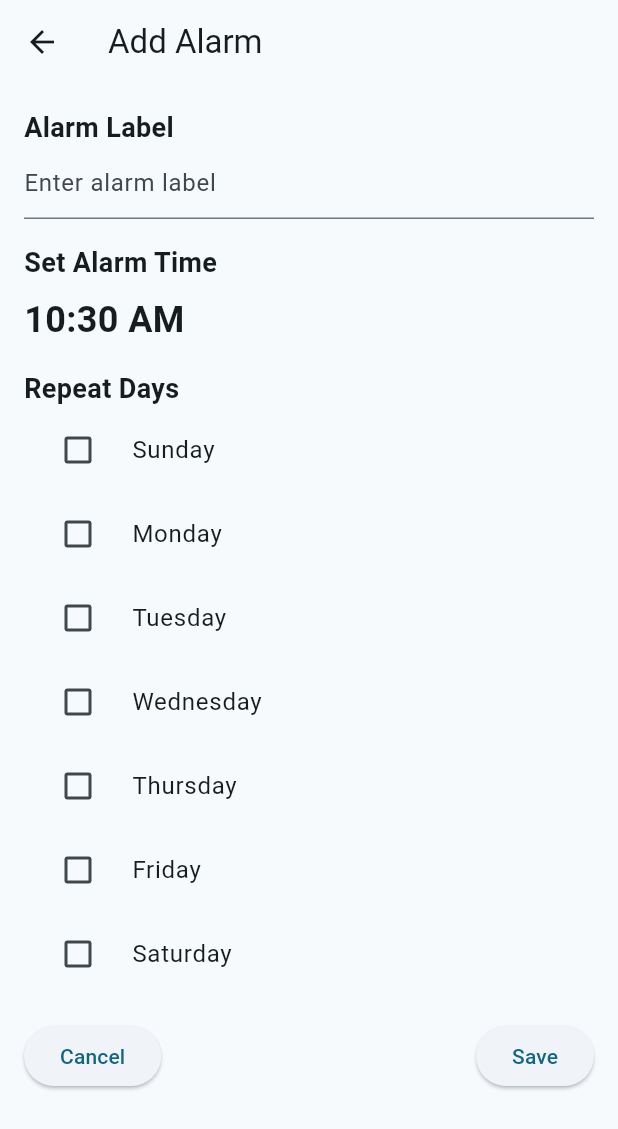
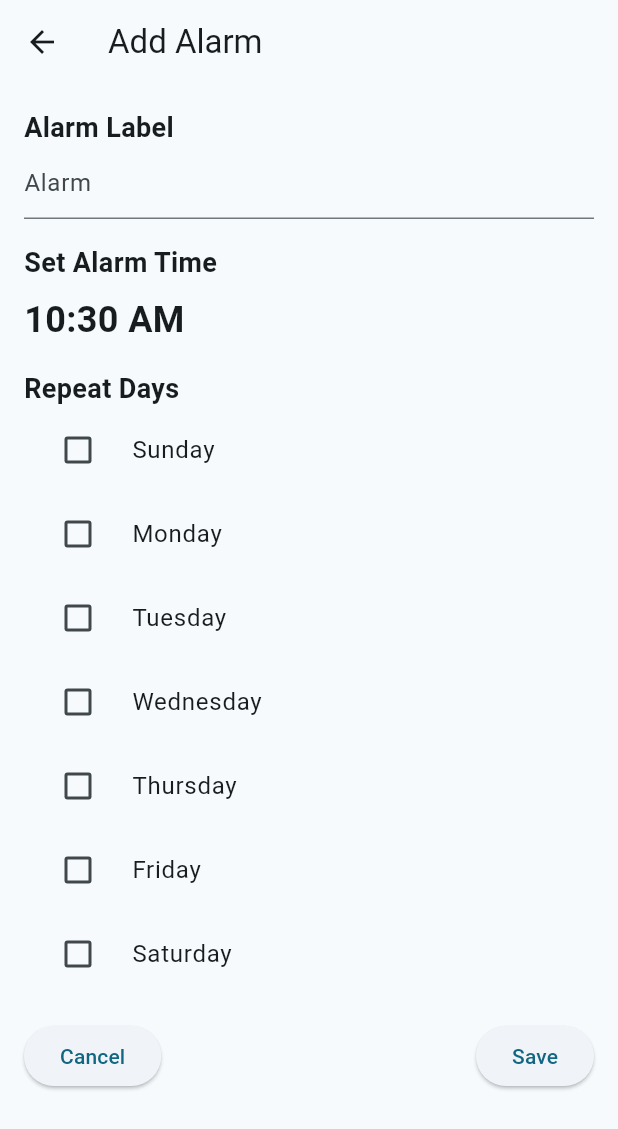
Before and after one commit to GianDMarquez/sleepybuddy, a Flutter app: the AddAlarmPage screen opened directly, on a phone screen of 412 x 824 dp. Shown: the top 1129 px of the screen. Run offline on Flutter 3.47's test engine with Material 3 defaults, Android fonts, the phone set to English and light mode, and no system bars; our stand-ins replace shared_preferences; missing offline and left inert: android_alarm_manager_plus; accounts and stored records are empty.

Commit message:
add still confused

```diff
--- a/lib/screens/alarm_add_page.dart
+++ b/lib/screens/alarm_add_page.dart
@@ -1,6 +1,7 @@
 import 'package:flutter/material.dart';
 import 'package:shared_preferences/shared_preferences.dart';
 
+import 'alarm_page.dart';
 class AddAlarmPage extends StatefulWidget {
   @override
   _AddAlarmPageState createState() => _AddAlarmPageState();
@@ -25,18 +26,18 @@ class _AddAlarmPageState extends State<AddAlarmPage> {
             children: [
               Text(
                 'Alarm Label', // Moved to the top
-                style: TextStyle(fontSize: 18, fontWeight: FontWeight.bold),
+                style: TextStyle(fontSize: 18, fontWeight: FontWeight.bold), //Small Titles
               ),
               TextField(
                 controller: alarmLabelController,
                 decoration: InputDecoration(
-                  hintText: 'Enter alarm label', // Default text
+                  hintText: 'Alarm', // Default text
                 ),
               ),
               SizedBox(height: 16),
               Text(
                 'Set Alarm Time',
-                style: TextStyle(fontSize: 18, fontWeight: FontWeight.bold),
+                style: TextStyle(fontSize: 18, fontWeight: FontWeight.bold), //Small Titles
               ),
               SizedBox(height: 8),
               GestureDetector( // Make the alarm time text clickable
@@ -86,7 +87,12 @@ class _AddAlarmPageState extends State<AddAlarmPage> {
                   ElevatedButton(
                     onPressed: () async {
                       // Save the alarm details to SharedPreferences
-                      await saveAlarmToSharedPreferences();
+                      final alarm = Alarm(
+                        label: alarmLabelController.text,
+                        time: selectedTime,
+                        repeatDays: selectedDays,
+                      );
+                      //await saveAlarm(alarm);
 
                       // Return to the alarm page
                       Navigator.pop(context);
```
